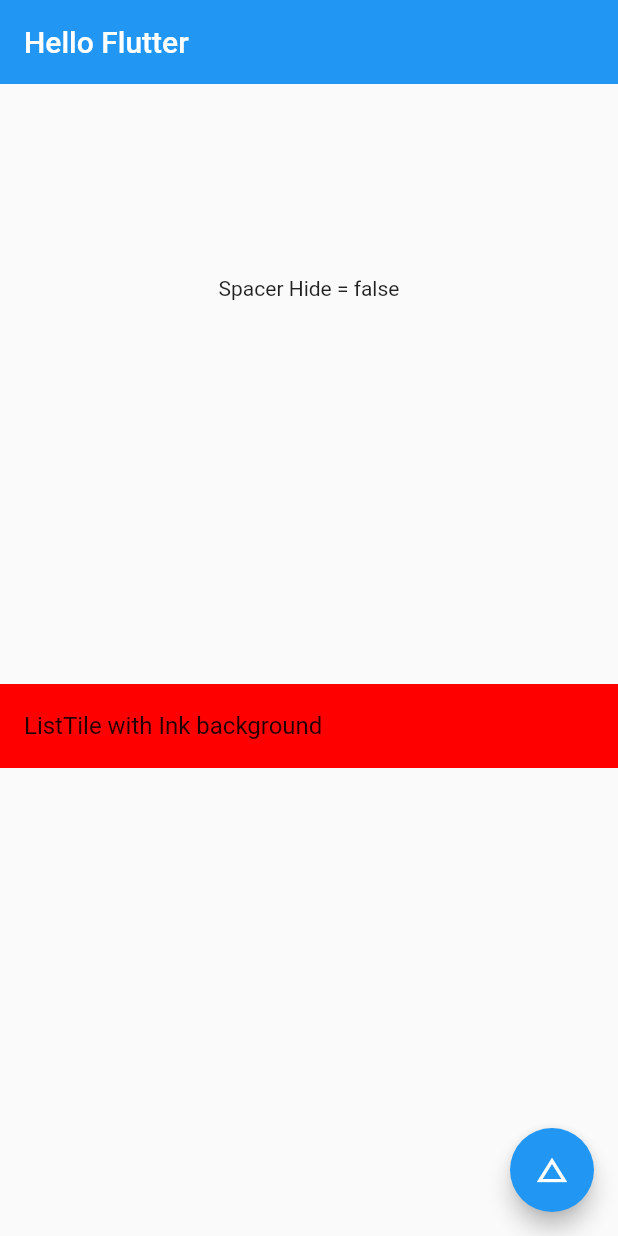
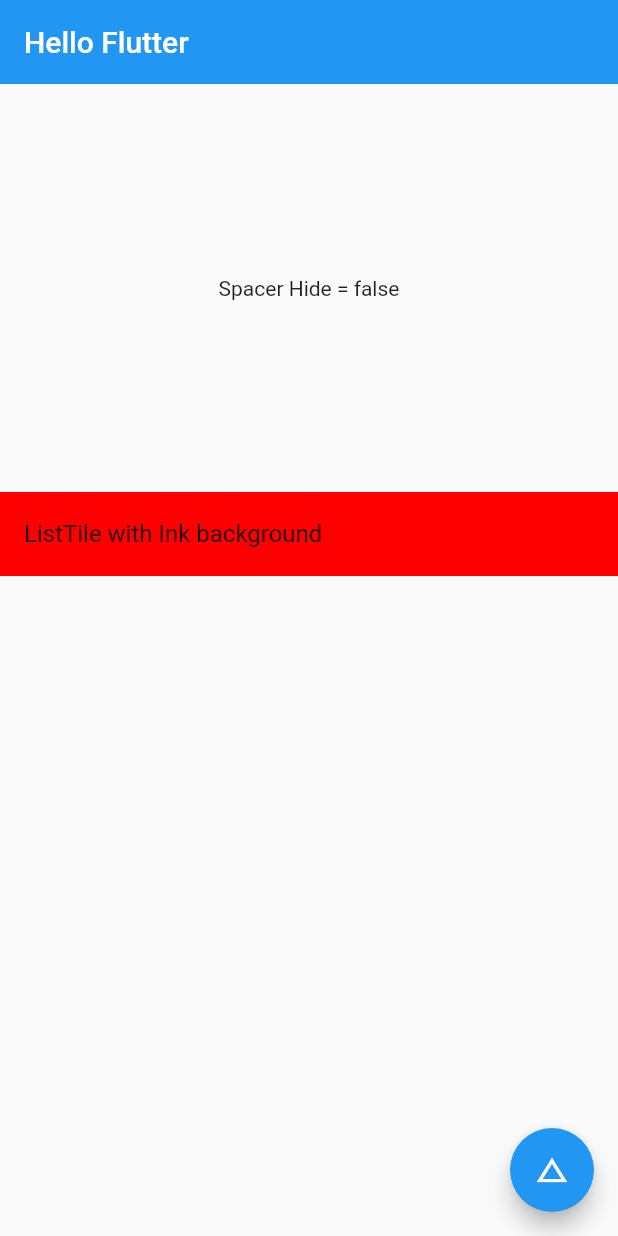
Before and after one commit to hpoul/sliver_animation_background, a Flutter app: the screen it shows after launch, after a tap on the "change history" icon, on a phone screen of 412 x 824 dp. Run offline on Flutter 3.47's test engine with Material 2 defaults, Android fonts, the phone set to English and light mode, and no system bars.

Commit message:
removed pointless additional spacer.

```diff
--- a/lib/main.dart
+++ b/lib/main.dart
@@ -83,7 +83,6 @@ class _MyHomePageState extends State<MyHomePage> with TickerProviderStateMixin {
                       : SizedBox(height: 128),
                   duration: Duration(milliseconds: 300),
                 ),
-                if (!hide) SizedBox(height: 128),
                 Ink(
                   color: Color(0xFFFF0000),
                   child: ListTile(
```
